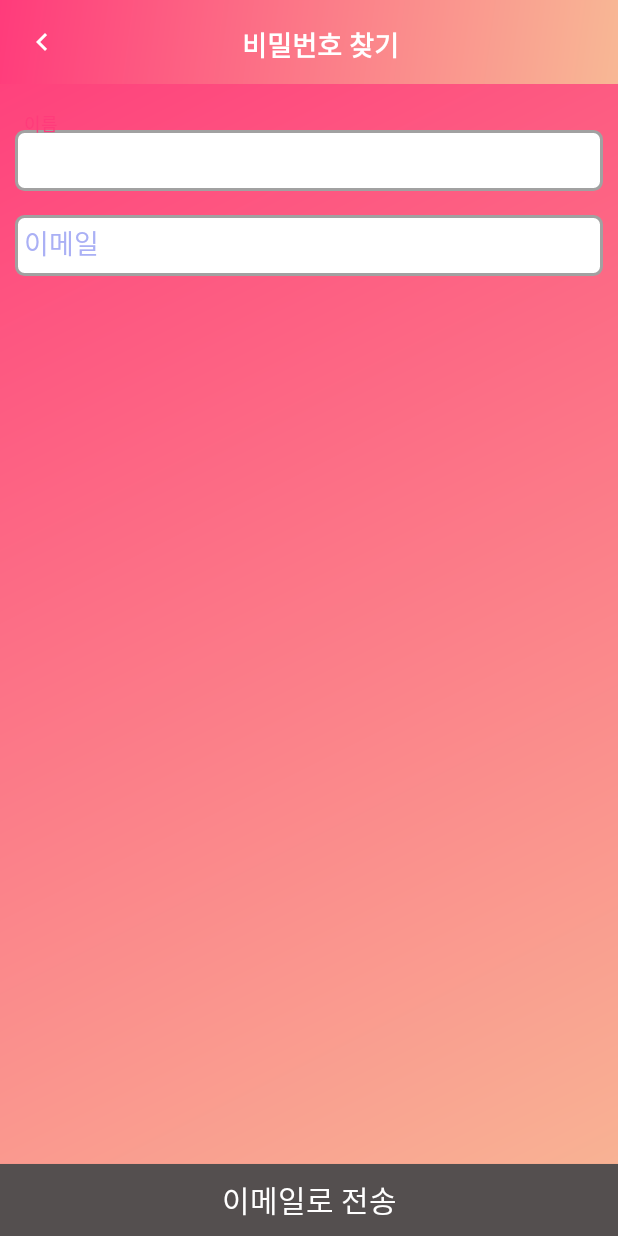
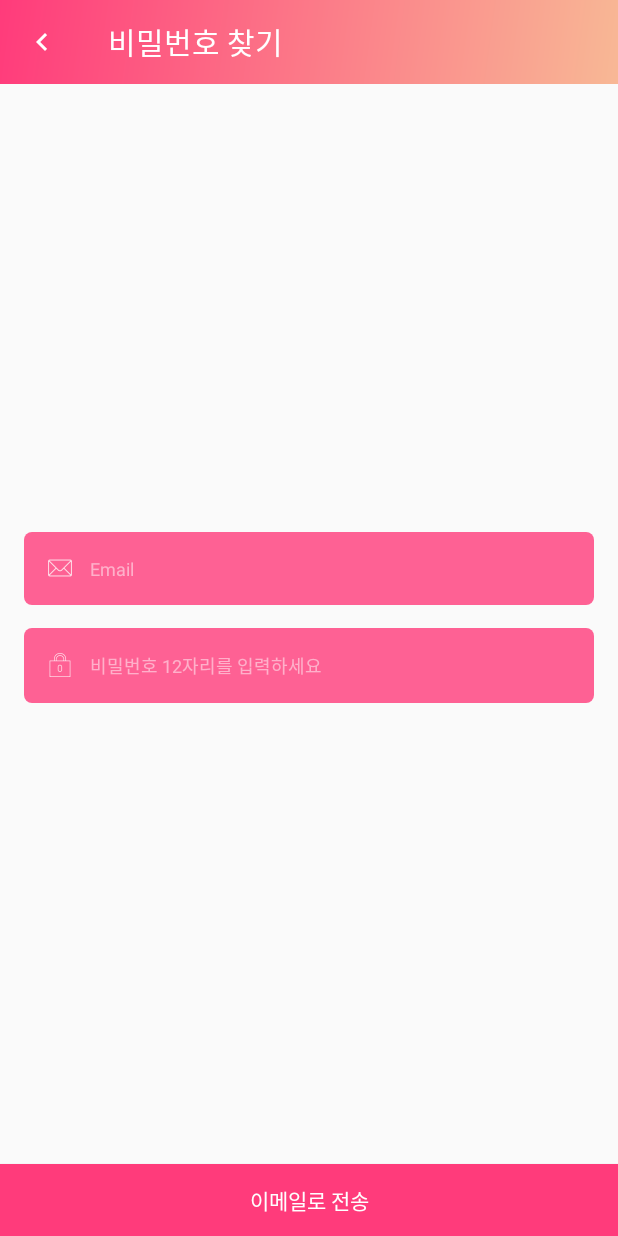
Before and after one commit to wjscksdnd11/ATTO, an Android app: the FindPasswordActivity screen opened directly, with no data from a screen before it, on a phone screen of 412 x 824 dp. Run offline under Robolectric (Android 15) with nearby library versions, the light colour scheme and no system bars; our stand-ins replace ButterKnife; network calls fail; Roboto replaces fonts that are not available here.

Commit message:
findpasswordActivity

```diff
--- a/app/src/main/java/com/atto/developers/atto/AddNegoActivity.java
+++ b/app/src/main/java/com/atto/developers/atto/AddNegoActivity.java
@@ -38,7 +38,6 @@ public class AddNegoActivity extends AppCompatActivity {
         toolbar.setTitle(R.string.activity_add_nego);
         toolbar.setTitleTextColor(Color.WHITE);
         setSupportActionBar(toolbar);
-
         toolbar.setNavigationIcon(R.drawable.ic_navigate_before_white);
         toolbar.setNavigationOnClickListener(new View.OnClickListener() {
             @Override
--- a/app/src/main/java/com/atto/developers/atto/FindPasswordActivity.java
+++ b/app/src/main/java/com/atto/developers/atto/FindPasswordActivity.java
@@ -1,15 +1,16 @@
 package com.atto.developers.atto;
 
+import android.graphics.Color;
 import android.os.Bundle;
 import android.support.v4.app.FragmentManager;
 import android.support.v7.app.AppCompatActivity;
 import android.support.v7.widget.Toolbar;
 import android.view.View;
-import android.widget.Button;
-import android.widget.ImageButton;
-import android.widget.TextView;
 
 import com.atto.developers.atto.fragment.SendMailDialogFragment;
+
+import butterknife.ButterKnife;
+import butterknife.OnClick;
 
 public class FindPasswordActivity extends AppCompatActivity {
 
@@ -17,33 +18,30 @@ public class FindPasswordActivity extends AppCompatActivity {
     protected void onCreate(Bundle savedInstanceState) {
         super.onCreate(savedInstanceState);
         setContentView(R.layout.activity_find_password);
+        ButterKnife.bind(this);
+        initToolBar();
+
+    }
+    @OnClick(R.id.btn_find_email)
+    public void onFindEmail() {
+        FragmentManager fm = getSupportFragmentManager();
+        SendMailDialogFragment dialogFragment = new SendMailDialogFragment();
+        dialogFragment.show(fm, "fragment_send_mail");
+    }
+
+    private void initToolBar() {
         Toolbar toolbar = (Toolbar) findViewById(R.id.main_toolbar);
+        toolbar.setTitle(R.string.activity_find_password);
+        toolbar.setTitleTextColor(Color.WHITE);
         setSupportActionBar(toolbar);
 
-        ImageButton imageBtn = (ImageButton) toolbar.findViewById(R.id.ic_back);
-        imageBtn.setOnClickListener(new View.OnClickListener() {
+        toolbar.setNavigationIcon(R.drawable.ic_navigate_before_white);
+        toolbar.setNavigationOnClickListener(new View.OnClickListener() {
             @Override
             public void onClick(View view) {
                 finish();
             }
         });
-        TextView textView = (TextView) toolbar.findViewById(R.id.text_title);
-        textView.setText(R.string.activity_find_password);
-
-        Button btn = (Button)findViewById(R.id.btn_find_email);
-
-
-        btn.setOnClickListener(new View.OnClickListener() {
-            @Override
-            public void onClick(View view) {
-
-                FragmentManager fm = getSupportFragmentManager();
-                SendMailDialogFragment dialogFragment = new SendMailDialogFragment();
-                dialogFragment.show(fm, "fragment_send_mail");
-
-            }
-        });
-
 
     }
 }
--- a/app/src/main/java/com/atto/developers/atto/viewholder/RealTimeTradeViewHolder.java
+++ b/app/src/main/java/com/atto/developers/atto/viewholder/RealTimeTradeViewHolder.java
@@ -90,7 +90,6 @@ public class RealTimeTradeViewHolder extends RecyclerView.ViewHolder {
         //trade_profile.setImageDrawable(tradeData.);
 
         checkImageData();
-
         trade_status.setText(tradeData.getTrade_status());
         trade_title.setText(tradeData.getTrade_title());
         trade_price.setText(tradeData.getTrade_price() + "원");
--- a/app/src/main/res/layout/activity_find_password.xml
+++ b/app/src/main/res/layout/activity_find_password.xml
@@ -3,7 +3,6 @@
     xmlns:tools="http://schemas.android.com/tools"
     android:layout_width="match_parent"
     android:layout_height="match_parent"
-    android:background="@drawable/atto_bg"
     tools:context="com.atto.developers.atto.FindPasswordActivity">
 
     <android.support.v7.widget.Toolbar
@@ -12,11 +11,6 @@
         android:layout_width="match_parent"
         android:layout_height="wrap_content"
         android:background="@drawable/atto_bg">
-        <include
-            android:layout_width="match_parent"
-            android:layout_height="wrap_content"
-            layout="@layout/toolbar_back">
-        </include>
     </android.support.v7.widget.Toolbar>
 
 
@@ -24,47 +18,44 @@
         android:orientation="vertical"
         android:layout_width="match_parent"
         android:layout_height="wrap_content"
-        android:layout_below="@+id/main_toolbar"
+        android:paddingTop="10dp"
+        android:paddingBottom="10dp"
+        android:layout_centerVertical="true"
         android:layout_alignParentLeft="true"
-        android:layout_alignParentStart="true"
-        android:layout_marginTop="10dp"
-        android:paddingTop="10dp"
-        android:paddingBottom="10dp">
+        android:layout_alignParentStart="true">
 
-        <android.support.design.widget.TextInputLayout
+        <android.support.v7.widget.AppCompatEditText
+            android:id="@+id/edit_login_email"
             android:layout_width="match_parent"
             android:layout_height="wrap_content"
-            android:id="@+id/edit_find_name_layout"
-            android:hint="이름"
-            android:textColorHint="@color/color_edit_line"
-            android:layout_marginLeft="10dp"
-            android:layout_marginRight="10dp">
-            <android.support.design.widget.TextInputEditText
-                android:id="@+id/edit_find_name"
-                android:layout_width="match_parent"
-                android:layout_height="wrap_content"
-                android:background="@drawable/edit_shape"
-                android:maxLength="6"
-                android:inputType="text"
-                android:nextFocusDown="@+id/edit_find_email"/>
-        </android.support.design.widget.TextInputLayout>
+            android:layout_marginLeft="@dimen/activity_horizontal_margin"
+            android:layout_marginRight="@dimen/activity_horizontal_margin"
+            android:layout_marginTop="15dp"
+            android:background="@drawable/login_shape"
+            android:drawableLeft="@drawable/ic_email"
+            android:drawablePadding="12dp"
+            android:ems="10"
+            android:hint="Email"
+            android:inputType="textEmailAddress"
+            android:textColor="@color/white"
+            android:theme="@style/TextLabel" />
 
-        <android.support.design.widget.TextInputLayout
+        <android.support.v7.widget.AppCompatEditText
+            android:id="@+id/edit_login_password"
             android:layout_width="match_parent"
             android:layout_height="wrap_content"
-            android:textColorHint="@color/color_edit_line"
-            android:hint="이메일"
-            android:layout_marginLeft="10dp"
-            android:layout_marginTop="5dp"
-            android:layout_marginRight="10dp">
-            <android.support.design.widget.TextInputEditText
-                android:id="@+id/edit_find_email"
-                android:layout_width="match_parent"
-                android:layout_height="wrap_content"
-                android:inputType="textEmailAddress"
-                android:background="@drawable/edit_shape"/>
-
-        </android.support.design.widget.TextInputLayout>
+            android:layout_marginLeft="@dimen/activity_horizontal_margin"
+            android:layout_marginRight="@dimen/activity_horizontal_margin"
+            android:layout_marginTop="15dp"
+            android:layout_marginBottom="15dp"
+            android:background="@drawable/login_shape"
+            android:drawableLeft="@drawable/ic_lock"
+            android:drawablePadding="12dp"
+            android:ems="10"
+            android:hint="@string/edit_password_hint"
+            android:inputType="textPassword"
+            android:textColor="@color/white"
+            android:theme="@style/TextLabel" />
     </LinearLayout>
 
     <Button
@@ -72,8 +63,8 @@
         android:layout_height="wrap_content"
         android:text="@string/btn_find_email"
         android:textColor="@color/white"
-        android:textSize="20dp"
-        android:background="@drawable/btn_shape"
+        android:textSize="@dimen/btn_size"
+        android:background="@color/color_btn"
         android:id="@+id/btn_find_email"
         android:layout_alignParentBottom="true"
         android:layout_centerHorizontal="true" />
--- a/app/src/main/res/layout/activity_login.xml
+++ b/app/src/main/res/layout/activity_login.xml
@@ -52,6 +52,7 @@
         android:layout_width="match_parent"
         android:layout_height="wrap_content"
         android:orientation="horizontal"
+        android:layout_marginTop="4dp"
         android:layout_margin="8dp">
         <TextView
             android:layout_marginLeft="8dp"
@@ -81,12 +82,13 @@
         android:id="@+id/btn_local_login"
         android:layout_width="match_parent"
         android:layout_height="wrap_content"
+        android:layout_marginTop="4dp"
         android:layout_marginLeft="@dimen/activity_horizontal_margin"
         android:layout_marginRight="@dimen/activity_horizontal_margin"
         android:background="@drawable/login_stroke_shape"
         android:text="@string/btn_local_login"
         android:textColor="@color/color_hint"
-        android:textSize="12dp" />
+        android:textSize="14sp" />
 
     <TextView
         android:id="@+id/btn_kakao_login"
--- a/app/src/main/res/values/dimens.xml
+++ b/app/src/main/res/values/dimens.xml
@@ -10,4 +10,5 @@
     <dimen name="ratingbar_height">17dp</dimen>
 
     <dimen name="item_offset">1dp</dimen>
+    <dimen name="btn_size">14sp</dimen>
 </resources>
```
Also changed, not shown: app/src/main/res/drawable-hdpi/ic_search_grey.png (added).
